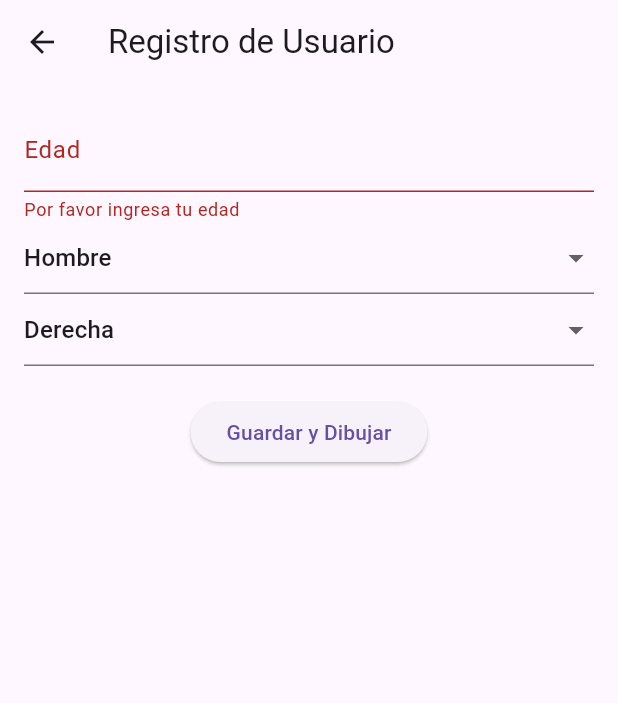
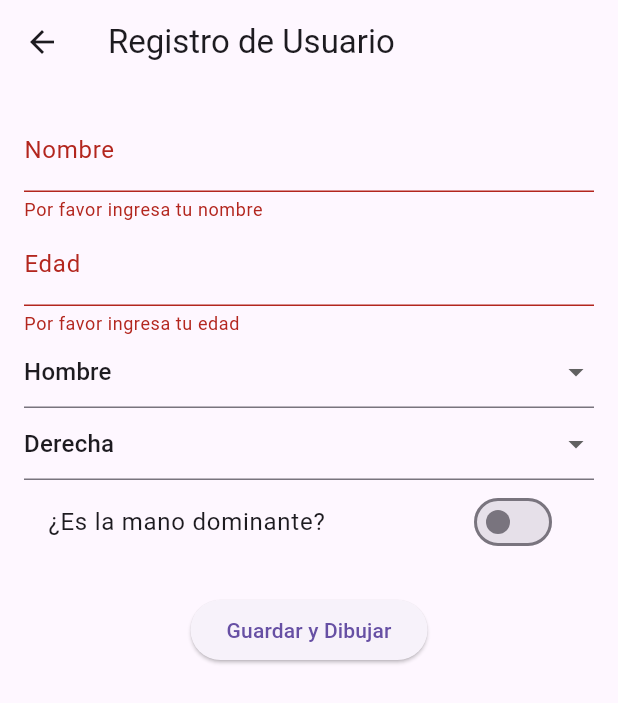
Before and after one commit to DarwinJesusNeiraC/Tesis_app, a Flutter app: the UserFormScreen screen opened directly, after a tap on "Guardar y Dibujar", on a phone screen of 412 x 824 dp. Shown: the top 703 px of the screen. Run offline on Flutter 3.47's test engine with Material 3 defaults, Android fonts, the light colour scheme and no system bars; our stand-ins replace firebase_core, permission_handler; accounts and stored records are empty.

Commit message:
version pre audio

```diff
--- a/lib/main.dart
+++ b/lib/main.dart
@@ -20,7 +20,7 @@ class MyApp extends StatelessWidget {
       theme: ThemeData(primarySwatch: Colors.blue),
       initialRoute: '/',
       routes: {
-        '/': (context) => DrawScreen(),
+        '/': (context) => UserFormScreen(),
         //'/draw': (context) => DrawScreen(),
       },
     );
--- a/lib/screens/draw_screen.dart
+++ b/lib/screens/draw_screen.dart
@@ -1,14 +1,28 @@
 import 'dart:typed_data';
 import 'dart:ui' as ui;
 import 'package:flutter/material.dart';
-import 'package:firebase_storage/firebase_storage.dart';
 import 'dart:io';
 import 'package:path_provider/path_provider.dart';
 import 'package:path/path.dart';
 import 'package:flutter/rendering.dart';
+import 'package:permission_handler/permission_handler.dart';
 
-/*
 class DrawScreen extends StatefulWidget {
+  final String userName;
+  final String gender;
+  final int age;
+  final String handUsed;
+  final bool isDominant;
+
+  // Constructor modificado con parámetros nombrados requeridos
+  DrawScreen({
+    required this.userName,
+    required this.gender,
+    required this.age,
+    required this.handUsed,
+    required this.isDominant,
+  });
+
   @override
   _DrawScreenState createState() => _DrawScreenState();
 }
@@ -17,205 +31,88 @@ class _DrawScreenState extends State<DrawScreen> {
   List<Offset?> _points = [];
   GlobalKey _globalKey = GlobalKey();
 
-  Future<void> _saveToStorage() async {
-    try {
-      RenderRepaintBoundary boundary = _globalKey.currentContext!
-          .findRenderObject() as RenderRepaintBoundary;
-      ui.Image image = await boundary.toImage();
-      final directory = (await getApplicationDocumentsDirectory()).path;
-      ByteData? byteData =
-          await image.toByteData(format: ui.ImageByteFormat.png);
-      Uint8List pngBytes = byteData!.buffer.asUint8List();
-
-      String fileName = '${DateTime.now().millisecondsSinceEpoch}.png';
-      File imgFile = File('$directory/$fileName');
-      await imgFile.writeAsBytes(pngBytes);
-
-      // Subir a Firebase Storage
-      await FirebaseStorage.instance
-          .ref('drawings/$fileName')
-          .putFile(imgFile)
-          .catchError((error) {
-        print("Error al subir el archivo: $error");
-      });
-      ScaffoldMessenger.of(context as BuildContext).showSnackBar(
-          SnackBar(content: Text('Imagen guardada exitosamente')));
-    } catch (e) {
-      print('Error al guardar imagen: $e');
+  Future<void> _saveToDownloads(Uint8List bytes, String fileName) async {
+    // Verificar permiso para Android
+    if (await Permission.storage.request().isGranted) {
+      final dir = Directory('/storage/emulated/0/Download');
+      final file = File('${dir.path}/$fileName');
+      await file.writeAsBytes(bytes);
+      print('Archivo guardado en ${file.path}');
+    } else {
+      throw Exception('No se otorgaron permisos de almacenamiento.');
     }
   }
 
-  @override
-  Widget build(BuildContext context) {
-    return Scaffold(
-      appBar: AppBar(
-        title: Text('Dibujar sobre la Espiral'),
-        actions: [
-          IconButton(
-            icon: Icon(Icons.save),
-            onPressed: _saveToStorage,
-          )
-        ],
-      ),
-      body: Stack(
-        children: [
-          Positioned.fill(
-            child: Image.asset('assets/spiral.png', fit: BoxFit.cover),
-          ),
-          RepaintBoundary(
-            key: _globalKey,
-            child: GestureDetector(
-              onPanUpdate: (details) {
-                setState(() {
-                  RenderBox renderBox = context.findRenderObject() as RenderBox;
-                  _points.add(renderBox.globalToLocal(details.globalPosition));
-                });
-              },
-              onPanEnd: (details) {
-                _points.add(null); // Marca el final de una línea
-              },
-              child: CustomPaint(
-                painter: _DrawingPainter(points: _points),
-                child: Container(),
-              ),
-            ),
-          ),
-        ],
-      ),
-    );
-  }
-}
+  Future<void> _saveToStorage() async {
+    try {
+      // Obtiene el widget para capturar la imagen
+      final RenderRepaintBoundary? boundary = _globalKey.currentContext
+          ?.findRenderObject() as RenderRepaintBoundary?;
+      if (boundary == null) {
+        throw Exception(
+            'No se pudo acceder al contexto del RenderRepaintBoundary');
+      }
+      //RenderRepaintBoundary boundary = _globalKey.currentContext!
+      //    .findRenderObject() as RenderRepaintBoundary;
+      final ui.Image originalImage = await boundary.toImage(pixelRatio: 3.0);
+      final ui.Size size = boundary.size;
 
-class _DrawingPainter extends CustomPainter {
-  final List<Offset?> points;
-  _DrawingPainter({required this.points});
+      // Crea un recorder para dibujar en un nuevo Canvas
+      final recorder = ui.PictureRecorder();
+      final canvas =
+          Canvas(recorder, Rect.fromLTWH(0, 0, size.width, size.height));
 
-  @override
-  void paint(Canvas canvas, Size size) {
-    Paint paint = Paint()
-      ..color = Colors.blue
-      ..strokeCap = StrokeCap.round
-      ..strokeWidth = 8.0;
+      // Pinta el fondo blanco
+      canvas.drawRect(
+        Rect.fromLTWH(0, 0, size.width, size.height),
+        Paint()..color = Colors.white,
+      );
+      // Dibuja la imagen original (los puntos)
+      final paint = Paint();
+      canvas.drawImage(originalImage, Offset.zero, paint);
 
-    for (int i = 0; i < points.length - 1; i++) {
-      if (points[i] != null && points[i + 1] != null) {
-        canvas.drawLine(points[i]!, points[i + 1]!, paint);
-      }
+      // Renderiza la imagen final
+      final ui.Picture picture = recorder.endRecording();
+      final ui.Image finalImage = await picture.toImage(
+        size.width.toInt(),
+        size.height.toInt(),
+      );
+      ByteData? byteData =
+          await finalImage.toByteData(format: ui.ImageByteFormat.png);
+      Uint8List pngBytes = byteData!.buffer.asUint8List();
+
+      // Guarda la imagen localmente
+      //final directory = await getApplicationDocumentsDirectory();
+      final directory = Directory('/storage/emulated/0/Download');
+      String fileName =
+          "${widget.userName}_${widget.gender}_${widget.age}_${widget.handUsed}_${widget.isDominant ? 'Dominante' : 'NoDominante'}.png";
+      File imgFile = File('${directory.path}/$fileName');
+      //await imgFile.writeAsBytes(pngBytes);
+
+      await _saveToDownloads(pngBytes,
+          "${widget.userName}_${widget.gender}_${widget.age}_${widget.handUsed}_${widget.isDominant ? 'Dominante' : 'NoDominante'}.png");
+      print('Imagen guardada en: ${imgFile.path}');
+      /*ScaffoldMessenger.of(context).showSnackBar(
+        SnackBar(content: Text('Imagen guardada: $fileName')),
+      );
+    */
+      print('Imagen guardada');
+    } catch (e) {
+      print('Error al guardar la imagen: $e');
+      /*
+      ScaffoldMessenger.of(context).showSnackBar(
+        SnackBar(content: Text('Error al guardar la imagen: $e')),
+      );
+      */
     }
   }
 
-  @override
-  bool shouldRepaint(covariant CustomPainter oldDelegate) {
-    return true;
-  }
-}
-*
-class DrawScreen extends StatefulWidget {
-  @override
-  _DrawScreenState createState() => _DrawScreenState();
-}
-
-class _DrawScreenState extends State<DrawScreen> {
-  List<Offset?> _points = [];
-  GlobalKey _globalKey = GlobalKey();
-
-  Future<void> _saveToStorage() async {
-    // Código para guardar la imagen (sin cambios)
-  }
-
-  @override
-  Widget build(BuildContext context) {
-    return Scaffold(
-      appBar: AppBar(
-        title: Text('Dibujar sobre la Espiral'),
-        actions: [
-          IconButton(
-            icon: Icon(Icons.save),
-            onPressed: _saveToStorage,
-          )
-        ],
-      ),
-      body: Stack(
-        children: [
-          Positioned.fill(
-            child: Container(
-              width: 300, // Cambia el tamaño aquí
-              height: 300, // Cambia el tamaño aquí
-              child: Image.asset('assets/spiral.png', fit: BoxFit.contain),
-            ),
-          ),
-          RepaintBoundary(
-            key: _globalKey,
-            child: GestureDetector(
-              onPanUpdate: (details) {
-                setState(() {
-                  RenderBox renderBox = context.findRenderObject() as RenderBox;
-                  Offset localPosition =
-                      renderBox.globalToLocal(details.globalPosition);
-                  if (localPosition.dx >= 0 &&
-                      localPosition.dy >= 0 &&
-                      localPosition.dx <= renderBox.size.width &&
-                      localPosition.dy <= renderBox.size.height) {
-                    _points.add(localPosition);
-                  }
-                });
-              },
-              onPanEnd: (details) {
-                _points.add(null); // Marca el final de una línea
-              },
-              child: CustomPaint(
-                painter: _DrawingPainter(points: _points),
-                child: Container(),
-              ),
-            ),
-          ),
-        ],
-      ),
-    );
-  }
-}
-
-class _DrawingPainter extends CustomPainter {
-  final List<Offset?> points;
-  _DrawingPainter({required this.points});
-
-  @override
-  void paint(Canvas canvas, Size size) {
-    Paint paint = Paint()
-      ..color = Colors.blue
-      ..strokeCap = StrokeCap.round
-      ..strokeWidth = 8.0;
-
-    for (int i = 0; i < points.length - 1; i++) {
-      if (points[i] != null && points[i + 1] != null) {
-        canvas.drawLine(points[i]!, points[i + 1]!, paint);
-      }
-    }
-  }
-
-  @override
-  bool shouldRepaint(covariant CustomPainter oldDelegate) {
-    return true;
-  }
-}
-*/
-class DrawScreen extends StatefulWidget {
-  @override
-  _DrawScreenState createState() => _DrawScreenState();
-}
-
-class _DrawScreenState extends State<DrawScreen> {
-  List<Offset?> _points = [];
-  GlobalKey _globalKey = GlobalKey();
-
-  Future<void> _saveToStorage() async {
-    // Código para guardar la imagen (sin cambios)
-  }
-
   void _clearDrawing() {
-    setState(() {
+    /*setState(() {
       _points.clear();
     });
+    */
+    setState(() => _points.clear());
   }
 
   @override
--- a/lib/screens/user_form_screen.dart
+++ b/lib/screens/user_form_screen.dart
@@ -1,3 +1,4 @@
+/*
 import 'package:flutter/material.dart';
 import 'package:cloud_firestore/cloud_firestore.dart';
 
@@ -90,3 +91,104 @@ class _UserFormScreenState extends State<UserFormScreen> {
     );
   }
 }
+
+*/
+
+import 'package:flutter/material.dart';
+import 'draw_screen.dart';
+
+class UserFormScreen extends StatefulWidget {
+  @override
+  _UserFormScreenState createState() => _UserFormScreenState();
+}
+
+class _UserFormScreenState extends State<UserFormScreen> {
+  final _formKey = GlobalKey<FormState>();
+  String _name = '';
+  String _gender = 'Hombre';
+  String _handUsed = 'Derecha';
+  bool _isDominantHand = false;
+  int _age = 0;
+
+  void _navigateToDrawScreen() {
+    if (_formKey.currentState!.validate()) {
+      _formKey.currentState!.save();
+
+      // Navega a la pantalla de dibujo, pasando los datos como argumentos
+      Navigator.push(
+        context,
+        MaterialPageRoute(
+          builder: (context) => DrawScreen(
+            userName: _name,
+            gender: _gender,
+            age: _age,
+            handUsed: _handUsed,
+            isDominant: _isDominantHand,
+          ),
+        ),
+      );
+    }
+  }
+
+  @override
+  Widget build(BuildContext context) {
+    return Scaffold(
+      appBar: AppBar(title: Text('Registro de Usuario')),
+      body: Padding(
+        padding: const EdgeInsets.all(16.0),
+        child: Form(
+          key: _formKey,
+          child: Column(
+            children: [
+              TextFormField(
+                decoration: InputDecoration(labelText: 'Nombre'),
+                onSaved: (value) => _name = value!,
+                validator: (value) {
+                  if (value == null || value.isEmpty) {
+                    return 'Por favor ingresa tu nombre';
+                  }
+                  return null;
+                },
+              ),
+              TextFormField(
+                decoration: InputDecoration(labelText: 'Edad'),
+                keyboardType: TextInputType.number,
+                onSaved: (value) => _age = int.parse(value!),
+                validator: (value) {
+                  if (value == null || value.isEmpty) {
+                    return 'Por favor ingresa tu edad';
+                  }
+                  return null;
+                },
+              ),
+              DropdownButtonFormField<String>(
+                value: _gender,
+                items: ['Hombre', 'Mujer'].map((String gender) {
+                  return DropdownMenuItem(value: gender, child: Text(gender));
+                }).toList(),
+                onChanged: (value) => setState(() => _gender = value!),
+              ),
+              DropdownButtonFormField<String>(
+                value: _handUsed,
+                items: ['Derecha', 'Izquierda'].map((String hand) {
+                  return DropdownMenuItem(value: hand, child: Text(hand));
+                }).toList(),
+                onChanged: (value) => setState(() => _handUsed = value!),
+              ),
+              SwitchListTile(
+                title: Text('¿Es la mano dominante?'),
+                value: _isDominantHand,
+                onChanged: (value) => setState(() => _isDominantHand = value),
+              ),
+              SizedBox(height: 20),
+              ElevatedButton(
+                onPressed: _navigateToDrawScreen,
+                child: Text('Guardar y Dibujar'),
+              ),
+            ],
+          ),
+        ),
+      ),
+    );
+  }
+}
```
Also changed, not shown: 1 other file.
